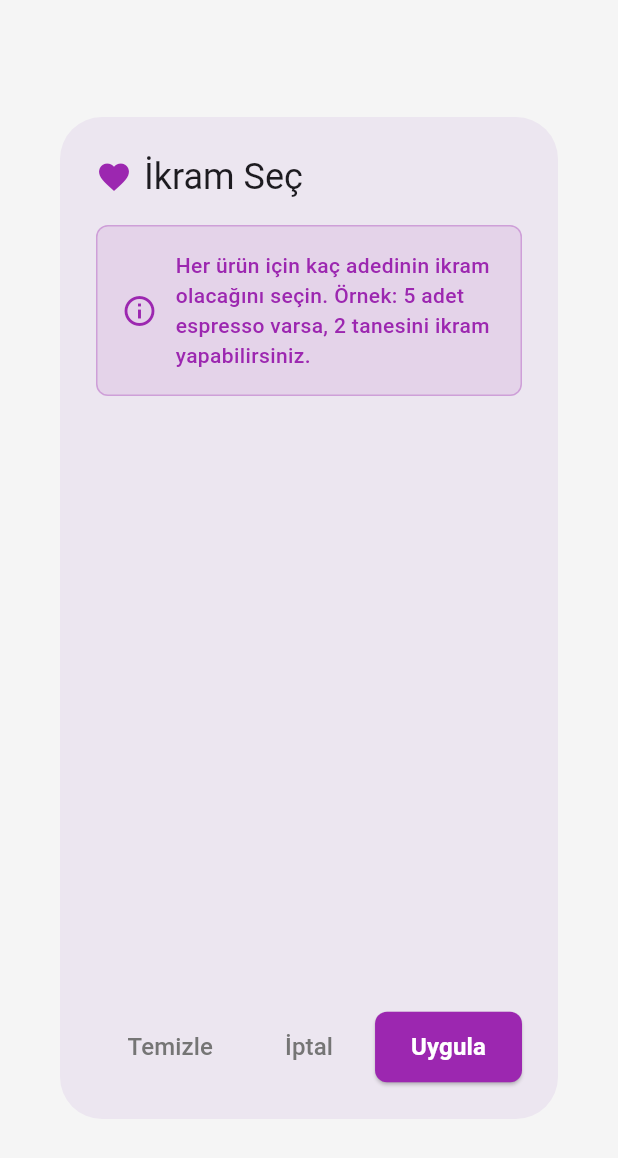
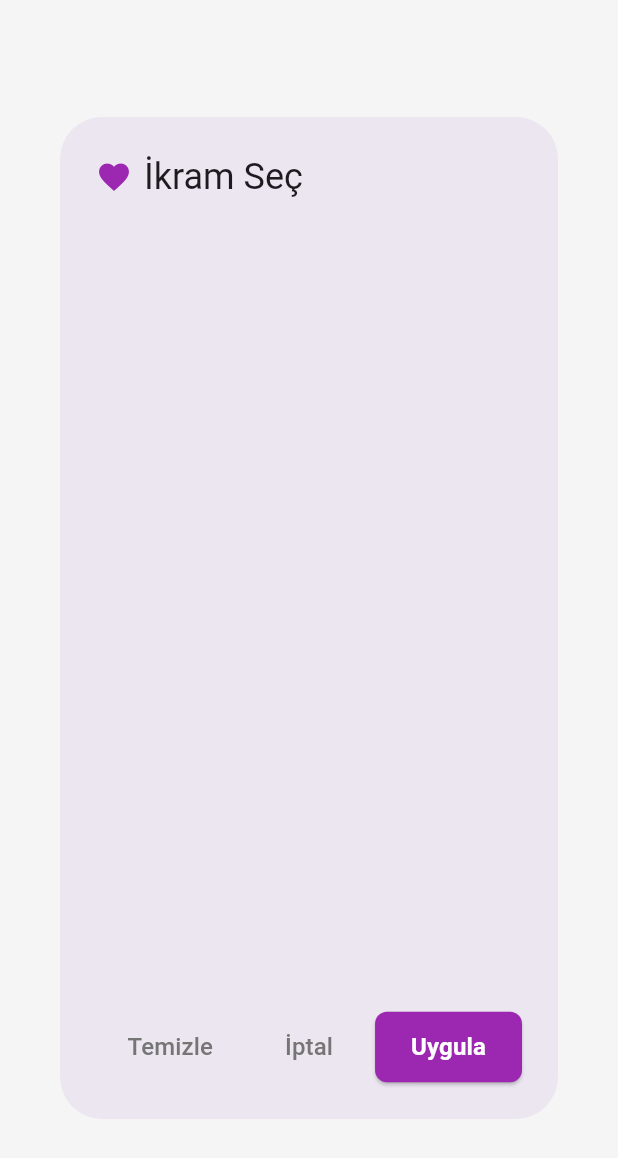
Before and after one commit to Beybarutcu/kafe_pos, a Flutter app: the TreatDialog widget shown alone on an empty page, opened directly with empty values, on a phone screen of 412 x 824 dp. Shown: the top 1158 px of the screen. Run offline on Flutter 3.47's test engine with Material 3 defaults, Android fonts, the phone set to English and light mode, and no system bars; our stand-ins replace sqflite, sqflite_common_ffi; accounts and stored records are empty.

```diff
--- a/lib/widgets/treat_dialog.dart
+++ b/lib/widgets/treat_dialog.dart
@@ -58,30 +58,6 @@ class _TreatDialogState extends State<TreatDialog> {
         child: Column(
           crossAxisAlignment: CrossAxisAlignment.start,
           children: [
-            Container(
-              padding: const EdgeInsets.all(16), // Increased padding
-              decoration: BoxDecoration(
-                color: AppColors.treat.withOpacity(0.1),
-                borderRadius: BorderRadius.circular(8),
-                border: Border.all(color: AppColors.treat.withOpacity(0.3)),
-              ),
-              child: Row(
-                children: [
-                  Icon(Icons.info_outline, color: AppColors.treat, size: 24), // Increased icon size
-                  const SizedBox(width: 12),
-                  Expanded(
-                    child: Text(
-                      'Her ürün için kaç adedinin ikram olacağını seçin. Örnek: 5 adet espresso varsa, 2 tanesini ikram yapabilirsiniz.',
-                      style: TextStyle(
-                        fontSize: 14, // Increased font size
-                        color: AppColors.treat,
-                        fontWeight: FontWeight.w500,
-                      ),
-                    ),
-                  ),
-                ],
-              ),
-            ),
             const SizedBox(height: 20), // Increased spacing
             Expanded(
               child: ListView.builder(
```
